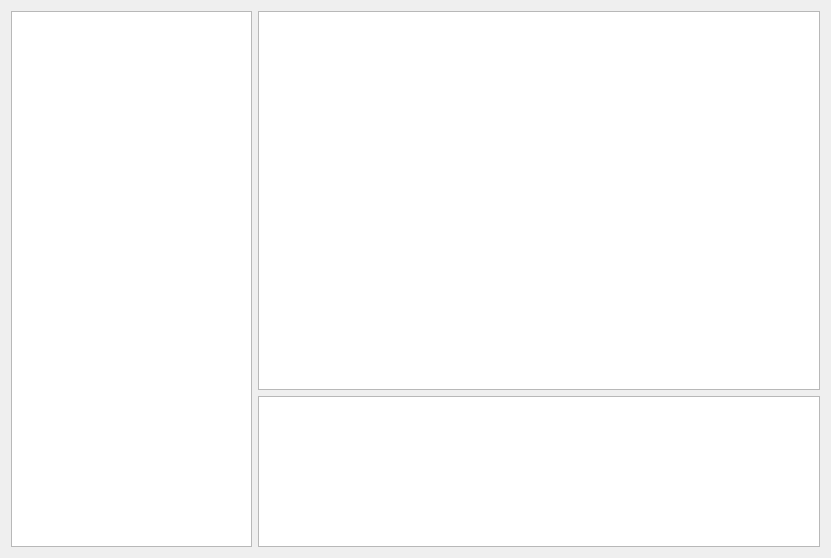
Before: the Qt Designer form app/ChatTabWidget.ui in cskab46/SpreadChat, drawn with Qt 5.
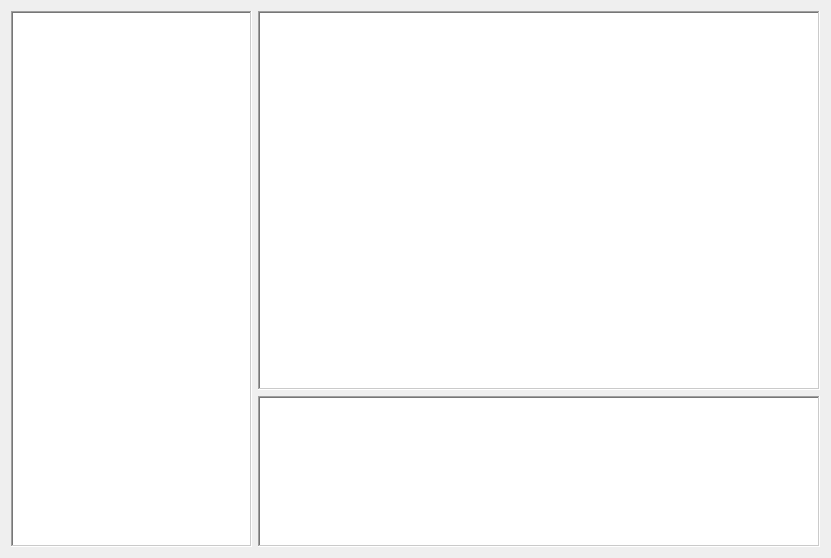
After: the same form once the commit is applied.

Commit message: Adicionadas abas de grupos de chat

```diff
--- a/app/ChatTabWidget.ui
+++ b/app/ChatTabWidget.ui
@@ -15,15 +15,36 @@
   </property>
   <layout class="QHBoxLayout" name="horizontalLayout" stretch="3,7">
    <item>
-    <widget class="QListWidget" name="listWidget"/>
+    <widget class="QListWidget" name="listWidget">
+     <property name="frameShape">
+      <enum>QFrame::WinPanel</enum>
+     </property>
+     <property name="frameShadow">
+      <enum>QFrame::Sunken</enum>
+     </property>
+    </widget>
    </item>
    <item>
     <layout class="QVBoxLayout" name="verticalLayout" stretch="5,2">
      <item>
-      <widget class="QTextEdit" name="textEdit"/>
+      <widget class="QTextEdit" name="textEdit">
+       <property name="frameShape">
+        <enum>QFrame::WinPanel</enum>
+       </property>
+       <property name="frameShadow">
+        <enum>QFrame::Sunken</enum>
+       </property>
+      </widget>
      </item>
      <item>
-      <widget class="QPlainTextEdit" name="plainTextEdit"/>
+      <widget class="QPlainTextEdit" name="plainTextEdit">
+       <property name="frameShape">
+        <enum>QFrame::WinPanel</enum>
+       </property>
+       <property name="frameShadow">
+        <enum>QFrame::Sunken</enum>
+       </property>
+      </widget>
      </item>
     </layout>
    </item>
```
The commit also changes 10 other files.
